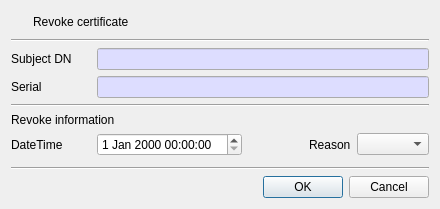
Above: CertMan/revoke_cert_dlg.ui from jykim74/CertMan before the change. Below: the same form after it.
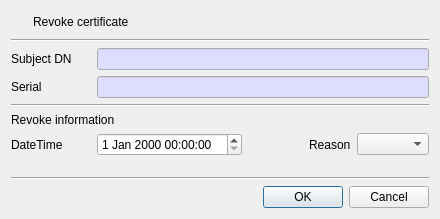
That is the form after the change. Icons and pictures are not drawn.

Patch:
```diff
--- a/CertMan/revoke_cert_dlg.ui
+++ b/CertMan/revoke_cert_dlg.ui
@@ -7,7 +7,7 @@
     <x>0</x>
     <y>0</y>
     <width>440</width>
-    <height>209</height>
+    <height>219</height>
    </rect>
   </property>
   <property name="windowTitle">
```
Left out of the diff: 7 changed lines with no effect on the pictures.
